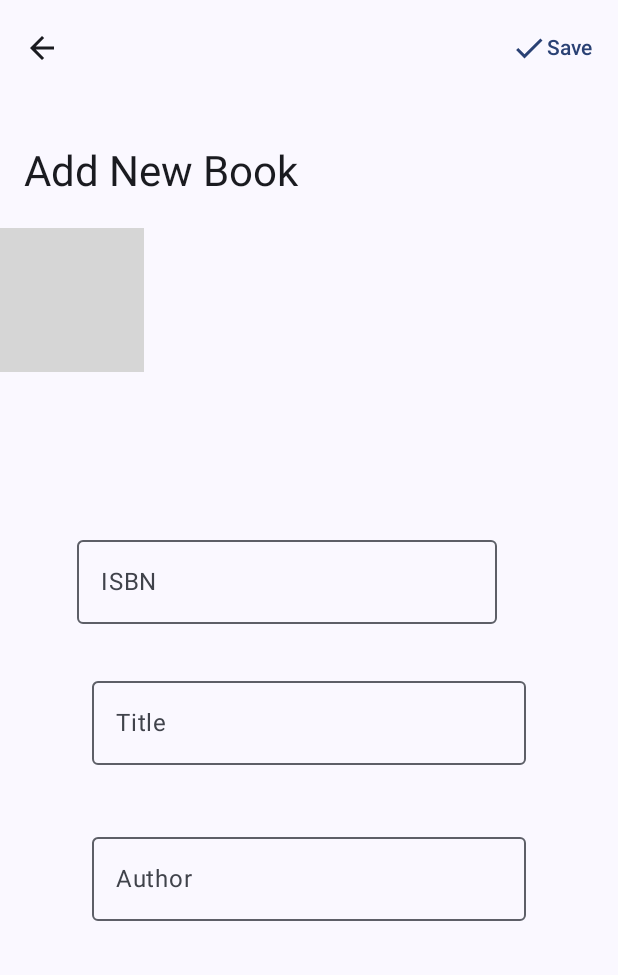
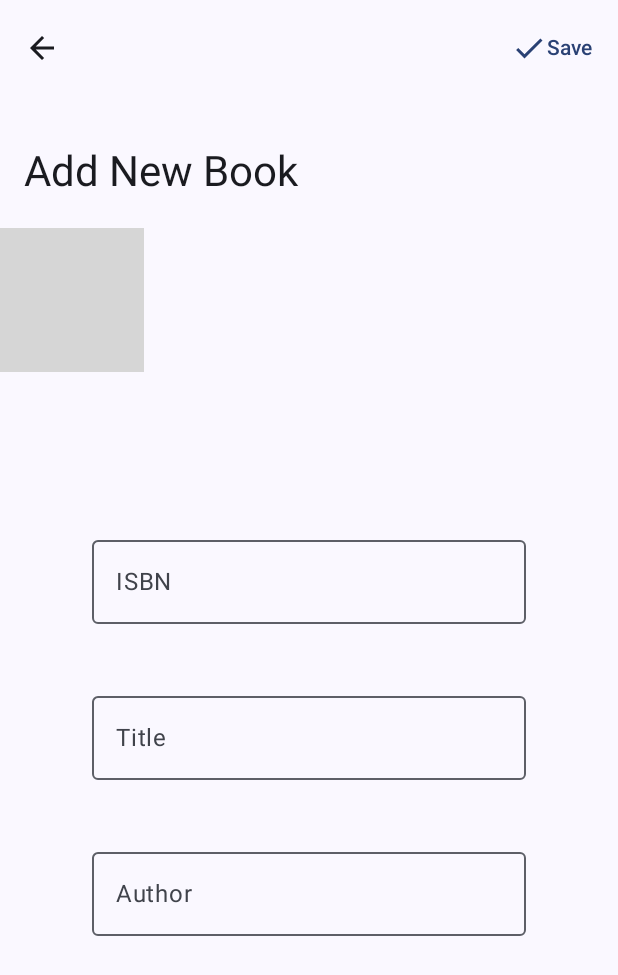
Before and after one commit to w-paul-g/Library-Management-App, an Android app built with Jetpack Compose: the ManageBooks screen opened through its navigation route, after a tap on "Add Book", on a phone screen of 412 x 824 dp. Shown: the top 975 px of the screen. Run offline under Robolectric (Android 15) with nearby library versions, the phone set to English and light mode, and no system bars; our stand-ins replace Firebase (no records; nobody signed in at launch, a user with empty details on screens opened directly); grey boxes are pictures that could not be loaded.

Commit message:
initial commit

```diff
--- a/LibraryManagementSystem/app/src/main/java/com/me/librarymanagementsystem/ui/books/addNewBook.kt
+++ b/LibraryManagementSystem/app/src/main/java/com/me/librarymanagementsystem/ui/books/addNewBook.kt
@@ -103,7 +103,7 @@ fun AddNewBook(
                 contentDescription = "",
                 contentScale = ContentScale.Crop,
                 modifier = Modifier
-                    .blur(4.dp)
+                    .blur(300.dp)
             )
             Box(
                 modifier = Modifier
@@ -124,7 +124,9 @@ fun AddNewBook(
                         OutlinedTextField(
                             value = isbn,
                             onValueChange = {isbn = it},
-                            modifier = Modifier,
+                            modifier = Modifier
+                                .fillMaxWidth()
+                                .padding(10.dp),
                             label = {Text("ISBN")},
                             placeholder = {Text("Enter ISBN")}
                         )
--- a/LibraryManagementSystem/app/src/main/java/com/me/librarymanagementsystem/ui/books/borrowBook.kt
+++ b/LibraryManagementSystem/app/src/main/java/com/me/librarymanagementsystem/ui/books/borrowBook.kt
@@ -114,7 +114,7 @@ fun BorrowBook(
                 contentDescription = "",
                 contentScale = ContentScale.Crop,
                 modifier = Modifier
-                    .blur(4.dp)
+                    .blur(300.dp)
             )
             Box(
                 modifier = Modifier
--- a/LibraryManagementSystem/app/src/main/java/com/me/librarymanagementsystem/ui/books/manageBooks.kt
+++ b/LibraryManagementSystem/app/src/main/java/com/me/librarymanagementsystem/ui/books/manageBooks.kt
@@ -113,7 +113,7 @@ fun ManageBooks(
                 contentDescription = "",
                 contentScale = ContentScale.Crop,
                 modifier = Modifier
-                    .blur(6.dp)
+                    .blur(300.dp)
             )
             Box(
                 modifier = Modifier
--- a/LibraryManagementSystem/app/src/main/java/com/me/librarymanagementsystem/ui/books/manageBorrowedBooks.kt
+++ b/LibraryManagementSystem/app/src/main/java/com/me/librarymanagementsystem/ui/books/manageBorrowedBooks.kt
@@ -91,7 +91,7 @@ fun ManageBorrowedBooks(
                 contentDescription = "",
                 contentScale = ContentScale.Crop,
                 modifier = Modifier
-                    .blur(6.dp)
+                    .blur(300.dp)
             )
             Box(
                 modifier = Modifier
--- a/LibraryManagementSystem/app/src/main/java/com/me/librarymanagementsystem/ui/books/returnBorrowedBook.kt
+++ b/LibraryManagementSystem/app/src/main/java/com/me/librarymanagementsystem/ui/books/returnBorrowedBook.kt
@@ -78,7 +78,7 @@ fun ReturnBorrowedBook(
                 contentDescription = "",
                 contentScale = ContentScale.Crop,
                 modifier = Modifier
-                    .blur(4.dp)
+                    .blur(300.dp)
             )
             Box(
                 modifier = Modifier.fillMaxSize(),
--- a/LibraryManagementSystem/app/src/main/java/com/me/librarymanagementsystem/ui/books/updateBook.kt
+++ b/LibraryManagementSystem/app/src/main/java/com/me/librarymanagementsystem/ui/books/updateBook.kt
@@ -128,7 +128,7 @@ fun UpdateBook(
                 contentDescription = "",
                 contentScale = ContentScale.Crop,
                 modifier = Modifier
-                    .blur(4.dp)
+                    .blur(300.dp)
             )
             Box(
                 modifier = Modifier
--- a/LibraryManagementSystem/app/src/main/java/com/me/librarymanagementsystem/ui/welcome/welcome.kt
+++ b/LibraryManagementSystem/app/src/main/java/com/me/librarymanagementsystem/ui/welcome/welcome.kt
@@ -75,7 +75,7 @@ fun WelcomeScreen(
                             fontWeight = FontWeight.ExtraBold,
                             modifier = Modifier
                                 .fillMaxWidth()
-                                .padding(30.dp),
+                                .padding(10.dp),
                         )
                     }
                 }
```
Also changed, not shown: 4 other files.
